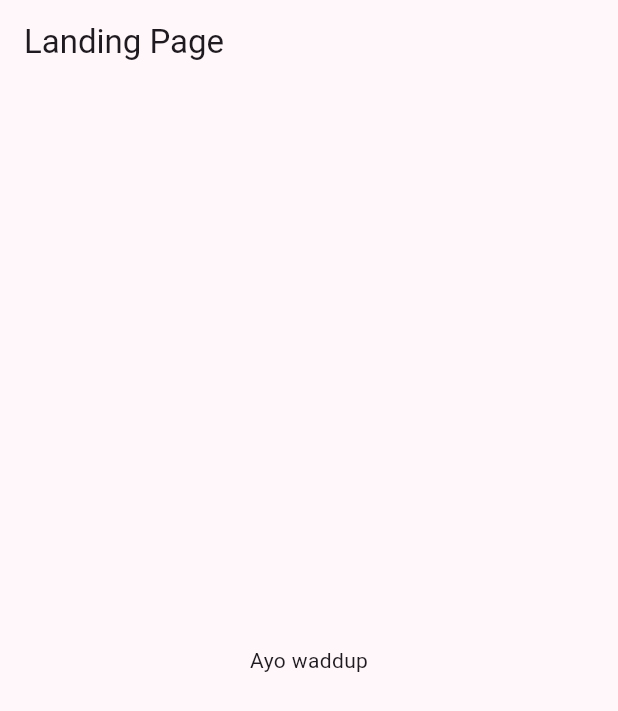
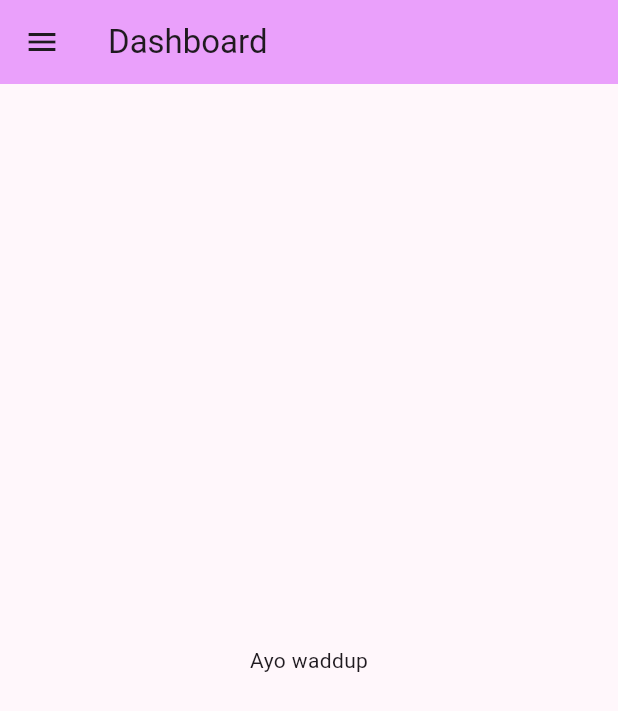
Before and after one commit to Nitsuguaaa/pocket_gad, a Flutter app: the screen it shows after launch, on a phone screen of 412 x 824 dp. Shown: the top 711 px of the screen. Run offline on Flutter 3.47's test engine with Material 3 defaults, Android fonts, the phone set to English and light mode, and no system bars.

Commit message:
init control_panel

```diff
--- a/lib/main.dart
+++ b/lib/main.dart
@@ -1,23 +1,28 @@
 import 'package:flutter/material.dart';
-import 'screens/landing_page.dart'; // your custom screen
+import 'package:pocket_gad/screens/control_panel.dart';
+import 'screens/landing_page.dart';
+import 'screens/login_page.dart';
 
 void main() {
-  runApp(const MyApp());
+  runApp(const MainApp());
 }
 
-class MyApp extends StatelessWidget {
-  const MyApp({super.key});
+class MainApp extends StatelessWidget {
+  const MainApp({super.key});
 
   @override
   Widget build(BuildContext context) {
     return MaterialApp(
       debugShowCheckedModeBanner: false,
-      title: 'Your App Title',
+      title: 'PlaceHolder',
       theme: ThemeData(
-        colorScheme: ColorScheme.fromSeed(seedColor: const Color.fromARGB(255, 190, 46, 222)),
+        colorScheme: ColorScheme.fromSeed(seedColor: const Color.fromARGB(255, 234, 160, 251)),
         useMaterial3: true,
+        appBarTheme: const AppBarTheme(
+          backgroundColor: Color.fromARGB(255, 234, 160, 251)
+        )
       ),
-      home: const LandingPage(), // start here
+      home: const ControlPanel(), // start here
       /*routes: {
         '/about': (context) => const AboutMePage(),
         '/contact': (context) => const ContactPage(),
--- /dev/null
+++ b/lib/screens/control_panel.dart
@@ -0,0 +1,50 @@
+import 'package:flutter/material.dart';
+
+class ControlPanel extends StatefulWidget {
+  const ControlPanel({super.key});
+
+  @override
+  State<ControlPanel> createState() => _ControlPanelState();
+}
+
+class _ControlPanelState extends State<ControlPanel> {
+  @override
+  Widget build(BuildContext context) {
+    return Scaffold(
+      appBar: AppBar(title: const Text("Dashboard"),
+      backgroundColor: Theme.of(context).appBarTheme.backgroundColor,),
+      drawer: Drawer(
+        child: ListView(
+          padding: EdgeInsets.zero,
+          children: [
+            DrawerHeader(
+              decoration: BoxDecoration(color: Theme.of(context).appBarTheme.backgroundColor),
+              child: Text('Options'),
+            ),
+            ListTile(
+              title: const Text("Surveys"),
+              onTap: () {
+
+              },
+            ),
+            ListTile(
+              title: const Text("Attendance"),
+              onTap: () {
+
+              },
+            ),
+            ListTile(
+              title: const Text("Statistics [Admin]"),
+              onTap: () {
+
+              },
+            )
+          ],
+        ),
+      ),
+      body: const Center(
+        child: Text("Ayo waddup"),
+      ),
+    );
+  }
+}
```
